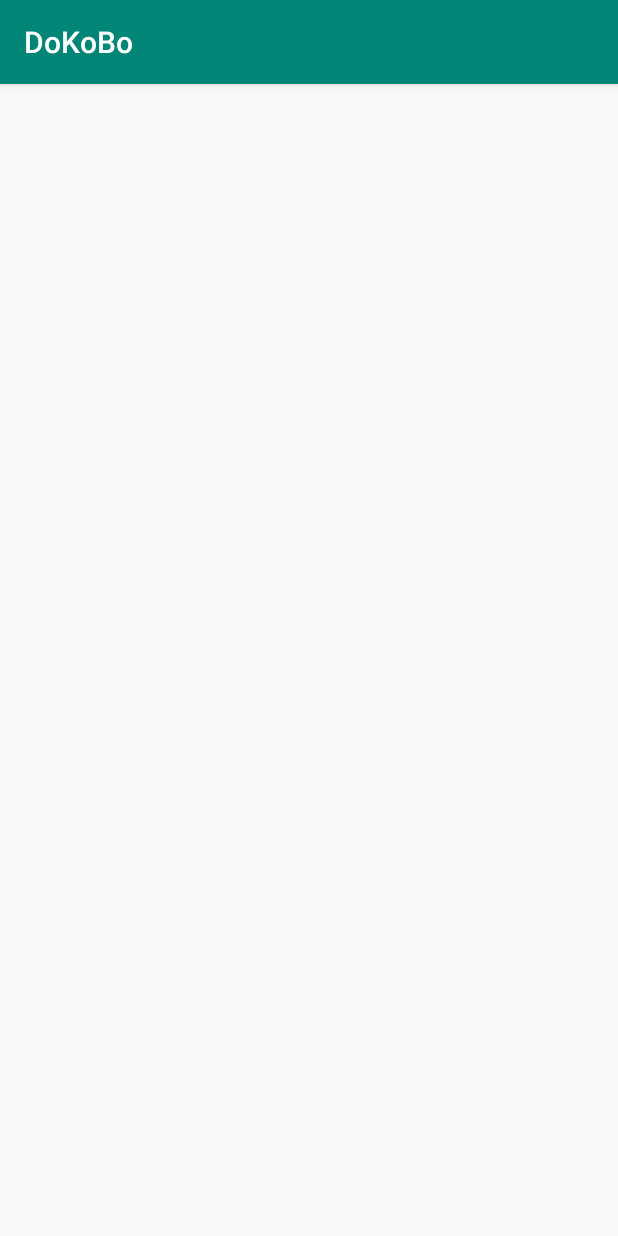
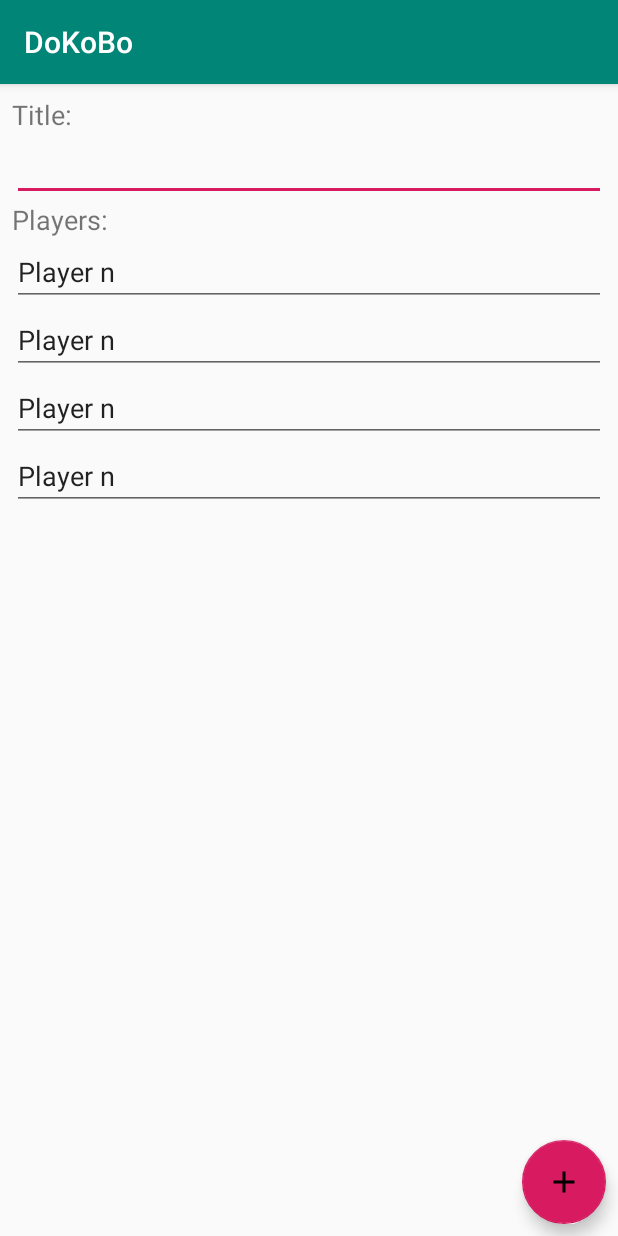
Before and after one commit to BHatGuy/DoppelBlock, an Android app: the screen it shows after launch (TableInputActivity), on a phone screen of 412 x 824 dp. Run offline under Robolectric (Android 15) with nearby library versions, the phone set to English and light mode, and no system bars.

Commit message:
Add crude layout for table input activity

```diff
--- a/app/src/main/java/com/malte_mueller/dokobo/GameInputActivity.java
+++ b/app/src/main/java/com/malte_mueller/dokobo/GameInputActivity.java
@@ -13,7 +13,7 @@ public class GameInputActivity extends AppCompatActivity {
     @Override
     protected void onCreate(Bundle savedInstanceState) {
         super.onCreate(savedInstanceState);
-        setContentView(R.layout.activity_gameinput);
+        setContentView(R.layout.activity_game_input);
 
         // your text box
         EditText valueInput = (EditText) findViewById(R.id.eT_gameValue);
--- /dev/null
+++ b/app/src/main/res/drawable/ic_add_black_24dp.xml
@@ -0,0 +1,9 @@
+<vector xmlns:android="http://schemas.android.com/apk/res/android"
+        android:width="24dp"
+        android:height="24dp"
+        android:viewportWidth="24.0"
+        android:viewportHeight="24.0">
+    <path
+        android:fillColor="#FF000000"
+        android:pathData="M19,13h-6v6h-2v-6H5v-2h6V5h2v6h6v2z"/>
+</vector>
--- a/app/src/main/res/layout/activity_gameinput.xml
+++ b/app/src/main/res/layout/activity_game_input.xml
@@ -67,7 +67,7 @@
         android:onClick="onGameSubmit"
         app:layout_constraintBottom_toBottomOf="parent"
         app:layout_constraintEnd_toEndOf="parent"
-        app:srcCompat="@android:drawable/ic_input_add" />
+        app:srcCompat="@drawable/ic_add_black_24dp" />
 
     <EditText
         android:id="@+id/eT_gameValue"
--- a/app/src/main/res/layout/activity_table_input.xml
+++ b/app/src/main/res/layout/activity_table_input.xml
@@ -6,4 +6,98 @@
     android:layout_height="match_parent"
     tools:context=".TableInputActivity">
 
+    <ScrollView
+        android:layout_width="0dp"
+        android:layout_height="0dp"
+        android:layout_marginStart="8dp"
+        android:layout_marginTop="8dp"
+        android:layout_marginEnd="8dp"
+        android:layout_marginBottom="8dp"
+        app:layout_constraintBottom_toTopOf="@+id/floatingActionButton2"
+        app:layout_constraintEnd_toEndOf="parent"
+        app:layout_constraintStart_toStartOf="parent"
+        app:layout_constraintTop_toTopOf="parent">
+
+        <LinearLayout
+            android:layout_width="match_parent"
+            android:layout_height="wrap_content"
+            android:orientation="vertical">
+
+            <TextView
+                android:id="@+id/textView2"
+                android:layout_width="match_parent"
+                android:layout_height="wrap_content"
+                android:text="Title:"
+                android:textSize="18sp" />
+
+            <EditText
+                android:id="@+id/editText5"
+                android:layout_width="match_parent"
+                android:layout_height="wrap_content"
+                android:ems="10"
+                android:inputType="textPersonName"
+                tools:layout_editor_absoluteX="133dp"
+                tools:layout_editor_absoluteY="16dp"
+                tools:text="Title" />
+
+            <TextView
+                android:id="@+id/textView3"
+                android:layout_width="match_parent"
+                android:layout_height="wrap_content"
+                android:text="Players:"
+                android:textSize="18sp" />
+
+            <EditText
+                android:id="@+id/editText"
+                android:layout_width="match_parent"
+                android:layout_height="wrap_content"
+                android:ems="10"
+                android:inputType="textPersonName"
+                android:text="@string/player"
+                tools:layout_editor_absoluteX="133dp"
+                tools:layout_editor_absoluteY="16dp" />
+
+            <EditText
+                android:id="@+id/editText2"
+                android:layout_width="match_parent"
+                android:layout_height="wrap_content"
+                android:ems="10"
+                android:inputType="textPersonName"
+                android:text="@string/player"
+                tools:layout_editor_absoluteX="133dp"
+                tools:layout_editor_absoluteY="16dp" />
+
+            <EditText
+                android:id="@+id/editText3"
+                android:layout_width="match_parent"
+                android:layout_height="wrap_content"
+                android:ems="10"
+                android:inputType="textPersonName"
+                android:text="@string/player"
+                tools:layout_editor_absoluteX="133dp"
+                tools:layout_editor_absoluteY="16dp" />
+
+            <EditText
+                android:id="@+id/editText4"
+                android:layout_width="match_parent"
+                android:layout_height="wrap_content"
+                android:ems="10"
+                android:inputType="textPersonName"
+                android:text="@string/player"
+                tools:layout_editor_absoluteX="133dp"
+                tools:layout_editor_absoluteY="16dp" />
+        </LinearLayout>
+    </ScrollView>
+
+    <android.support.design.widget.FloatingActionButton
+        android:id="@+id/floatingActionButton2"
+        android:layout_width="wrap_content"
+        android:layout_height="wrap_content"
+        android:layout_marginEnd="8dp"
+        android:layout_marginBottom="8dp"
+        android:clickable="true"
+        app:layout_constraintBottom_toBottomOf="parent"
+        app:layout_constraintEnd_toEndOf="parent"
+        app:srcCompat="@drawable/ic_add_black_24dp" />
+
 </android.support.constraint.ConstraintLayout>
```
